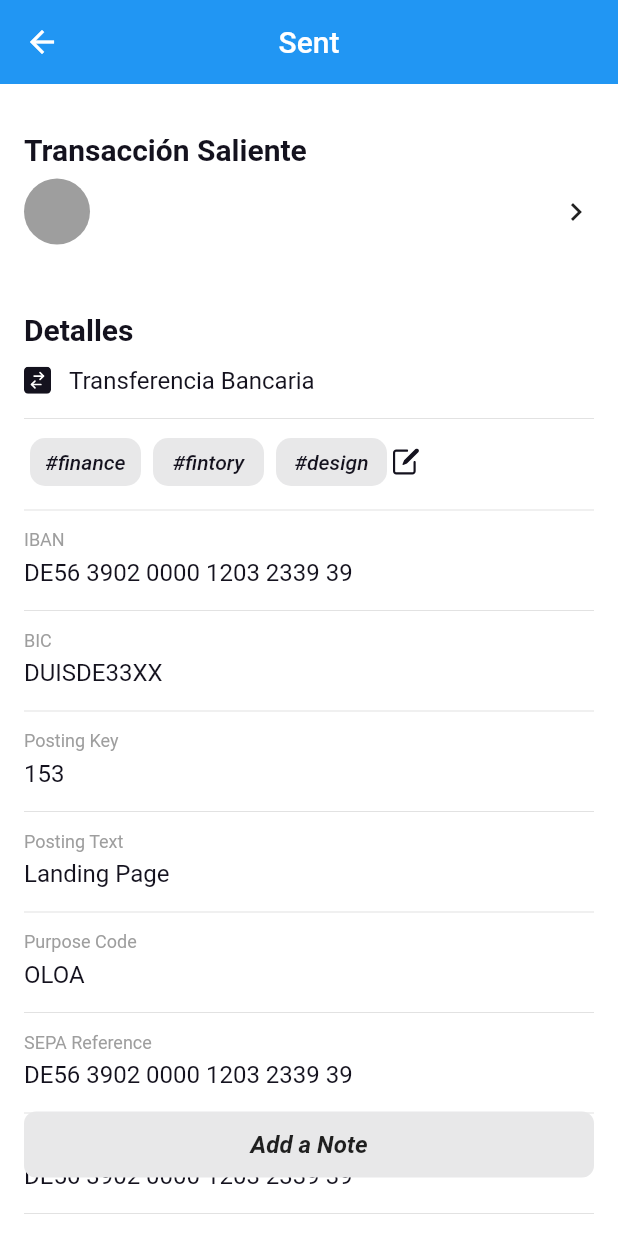
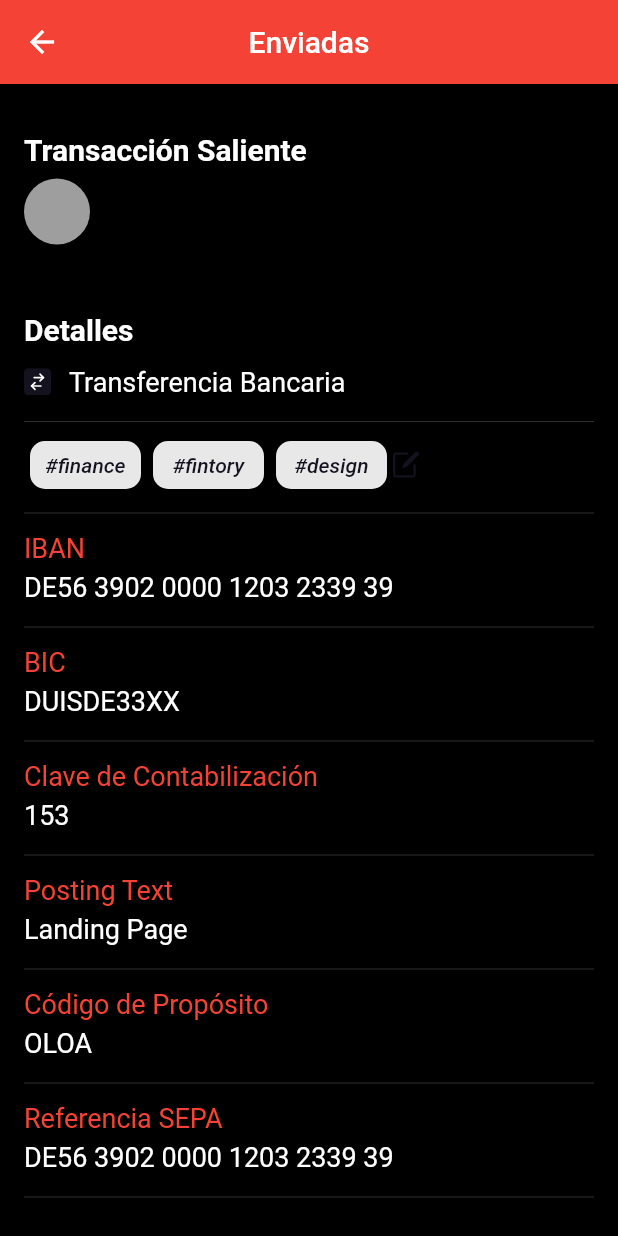
Before and after one commit to JocelynVelarde/Banorte, a Flutter app: the TransactionPage screen opened directly with empty values, on a phone screen of 412 x 824 dp. Run offline on Flutter 3.47's test engine with Material 2 defaults, Android fonts, the phone set to English and light mode, and no system bars; our stand-ins replace flutter_svg.

Commit message:
dark design and changed colors

```diff
--- a/lib/main.dart
+++ b/lib/main.dart
@@ -13,8 +13,8 @@ class _MyAppState extends State<MyApp> {
   Widget build(BuildContext context) {
     return MaterialApp(
       theme: ThemeData(
-        primaryColor: Colors.white,
-        scaffoldBackgroundColor: Colors.white,
+        primaryColor: Colors.black,
+        scaffoldBackgroundColor: Colors.black,
       ),
       debugShowCheckedModeBanner: false,
       home: HomeWidget(),
--- a/lib/screens/transactionPage.dart
+++ b/lib/screens/transactionPage.dart
@@ -28,8 +28,9 @@ class _TransactionPageState extends State<TransactionPage> {
   Widget build(BuildContext context) {
     return Scaffold(
       appBar: AppBar(
+        backgroundColor: Colors.red,
         centerTitle: true,
-        title: Text('Sent'),
+        title: Text('Enviadas'),
         elevation: 0.0,
         leading: IconButton(
           icon: Icon(Icons.arrow_back),
@@ -50,7 +51,10 @@ class _TransactionPageState extends State<TransactionPage> {
                   child: Row(
                     children: [
                       Text('Transacción Saliente',
-                          style: ThemeStyles.primaryTitle),
+                          style: TextStyle(
+                              fontSize: 20.0,
+                              fontWeight: FontWeight.w600,
+                              color: Colors.white))
                     ],
                   ),
                 ),
@@ -66,7 +70,11 @@ class _TransactionPageState extends State<TransactionPage> {
                       const EdgeInsets.only(left: 16.0, top: 32.0, bottom: 8.0),
                   child: Row(
                     children: [
-                      Text('Detalles', style: ThemeStyles.primaryTitle),
+                      Text('Detalles',
+                          style: TextStyle(
+                              fontSize: 20.0,
+                              fontWeight: FontWeight.w600,
+                              color: Colors.white)),
                     ],
                   ),
                 ),
@@ -79,7 +87,10 @@ class _TransactionPageState extends State<TransactionPage> {
                         child: SvgPicture.asset('assets/bankTransfer-icon.svg'),
                       ),
                       Text('Transferencia Bancaria',
-                          style: ThemeStyles.otherDetailsPrimary),
+                          style: TextStyle(
+                              fontSize: 18.0,
+                              fontWeight: FontWeight.w400,
+                              color: Colors.white)),
                     ],
                   ),
                 ),
@@ -140,10 +151,17 @@ class _TransactionPageState extends State<TransactionPage> {
                   child: Column(
                     crossAxisAlignment: CrossAxisAlignment.start,
                     children: [
-                      Text('IBAN', style: ThemeStyles.otherDetailsSecondary),
+                      Text('IBAN',
+                          style: TextStyle(
+                              fontSize: 18.0,
+                              fontWeight: FontWeight.w400,
+                              color: Colors.red)),
                       SizedBox(height: 5.0),
                       Text('DE56 3902 0000 1203 2339 39',
-                          style: ThemeStyles.otherDetailsPrimary),
+                          style: TextStyle(
+                              fontSize: 18.0,
+                              fontWeight: FontWeight.w400,
+                              color: Colors.white)),
                     ],
                   ),
                 ),
@@ -153,10 +171,17 @@ class _TransactionPageState extends State<TransactionPage> {
                   child: Column(
                     crossAxisAlignment: CrossAxisAlignment.start,
                     children: [
-                      Text('BIC', style: ThemeStyles.otherDetailsSecondary),
+                      Text('BIC',
+                          style: TextStyle(
+                              fontSize: 18.0,
+                              fontWeight: FontWeight.w400,
+                              color: Colors.red)),
                       SizedBox(height: 5.0),
                       Text('DUISDE33XX',
-                          style: ThemeStyles.otherDetailsPrimary),
+                          style: TextStyle(
+                              fontSize: 18.0,
+                              fontWeight: FontWeight.w400,
+                              color: Colors.white)),
                     ],
                   ),
                 ),
@@ -166,10 +191,17 @@ class _TransactionPageState extends State<TransactionPage> {
                   child: Column(
                     crossAxisAlignment: CrossAxisAlignment.start,
                     children: [
-                      Text('Posting Key',
-                          style: ThemeStyles.otherDetailsSecondary),
+                      Text('Clave de Contabilización',
+                          style: TextStyle(
+                              fontSize: 18.0,
+                              fontWeight: FontWeight.w400,
+                              color: Colors.red)),
                       SizedBox(height: 5.0),
-                      Text('153', style: ThemeStyles.otherDetailsPrimary),
+                      Text('153',
+                          style: TextStyle(
+                              fontSize: 18.0,
+                              fontWeight: FontWeight.w400,
+                              color: Colors.white)),
                     ],
                   ),
                 ),
@@ -180,10 +212,16 @@ class _TransactionPageState extends State<TransactionPage> {
                     crossAxisAlignment: CrossAxisAlignment.start,
                     children: [
                       Text('Posting Text',
-                          style: ThemeStyles.otherDetailsSecondary),
+                          style: TextStyle(
+                              fontSize: 18.0,
+                              fontWeight: FontWeight.w400,
+                              color: Colors.red)),
                       SizedBox(height: 5.0),
                       Text('Landing Page',
-                          style: ThemeStyles.otherDetailsPrimary),
+                          style: TextStyle(
+                              fontSize: 18.0,
+                              fontWeight: FontWeight.w400,
+                              color: Colors.white)),
                     ],
                   ),
                 ),
@@ -193,10 +231,17 @@ class _TransactionPageState extends State<TransactionPage> {
                   child: Column(
                     crossAxisAlignment: CrossAxisAlignment.start,
                     children: [
-                      Text('Purpose Code',
-                          style: ThemeStyles.otherDetailsSecondary),
+                      Text('Código de Propósito',
+                          style: TextStyle(
+                              fontSize: 18.0,
+                              fontWeight: FontWeight.w400,
+                              color: Colors.red)),
                       SizedBox(height: 5.0),
-                      Text('OLOA', style: ThemeStyles.otherDetailsPrimary),
+                      Text('OLOA',
+                          style: TextStyle(
+                              fontSize: 18.0,
+                              fontWeight: FontWeight.w400,
+                              color: Colors.white)),
                     ],
                   ),
                 ),
@@ -206,32 +251,23 @@ class _TransactionPageState extends State<TransactionPage> {
                   child: Column(
                     crossAxisAlignment: CrossAxisAlignment.start,
                     children: [
-                      Text('SEPA Reference',
-                          style: ThemeStyles.otherDetailsSecondary),
+                      Text('Referencia SEPA',
+                          style: TextStyle(
+                              fontSize: 18.0,
+                              fontWeight: FontWeight.w400,
+                              color: Colors.red)),
                       SizedBox(height: 5.0),
                       Text('DE56 3902 0000 1203 2339 39',
-                          style: ThemeStyles.otherDetailsPrimary),
-                    ],
-                  ),
-                ),
-                OtherDetailsDivider(),
-                Padding(
-                  padding: const EdgeInsets.only(left: 16.0, top: 5.0),
-                  child: Column(
-                    crossAxisAlignment: CrossAxisAlignment.start,
-                    children: [
-                      Text('SEPA Reference',
-                          style: ThemeStyles.otherDetailsSecondary),
-                      SizedBox(height: 5.0),
-                      Text('DE56 3902 0000 1203 2339 39',
-                          style: ThemeStyles.otherDetailsPrimary),
+                          style: TextStyle(
+                              fontSize: 18.0,
+                              fontWeight: FontWeight.w400,
+                              color: Colors.white)),
                     ],
                   ),
                 ),
                 OtherDetailsDivider(),
               ],
             ),
-            AddNote(),
           ],
         ),
       ),
--- a/lib/utilities/themeColors.dart
+++ b/lib/utilities/themeColors.dart
@@ -4,4 +4,6 @@ class ThemeColors {
   static Color lightGrey = Color(0xffE8E8E9);
   static Color black = Color(0xff14121E);
   static Color grey = Color(0xFF8492A2);
+  static Color lightRed = Color.fromARGB(0, 255, 104, 104);
+  static Color white = Colors.white;
 }
--- a/lib/utilities/themeStyles.dart
+++ b/lib/utilities/themeStyles.dart
@@ -5,7 +5,7 @@ class ThemeStyles {
   static TextStyle primaryTitle = TextStyle(
     fontSize: 20.0,
     fontWeight: FontWeight.w600,
-    color: ThemeColors.black,
+    color: Colors.white,
   );
   static TextStyle seeAll = TextStyle(
     fontSize: 17.0,
```
Also changed, not shown: lib/screens/settings.dart (added), lib/screens/transacciones.dart (added).
